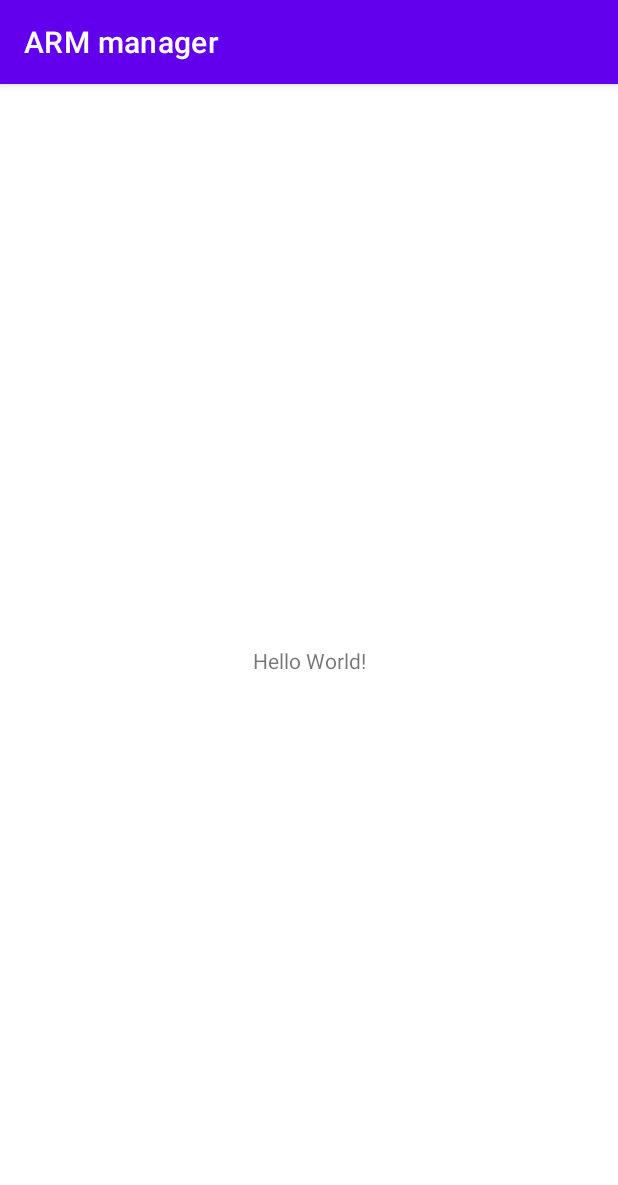
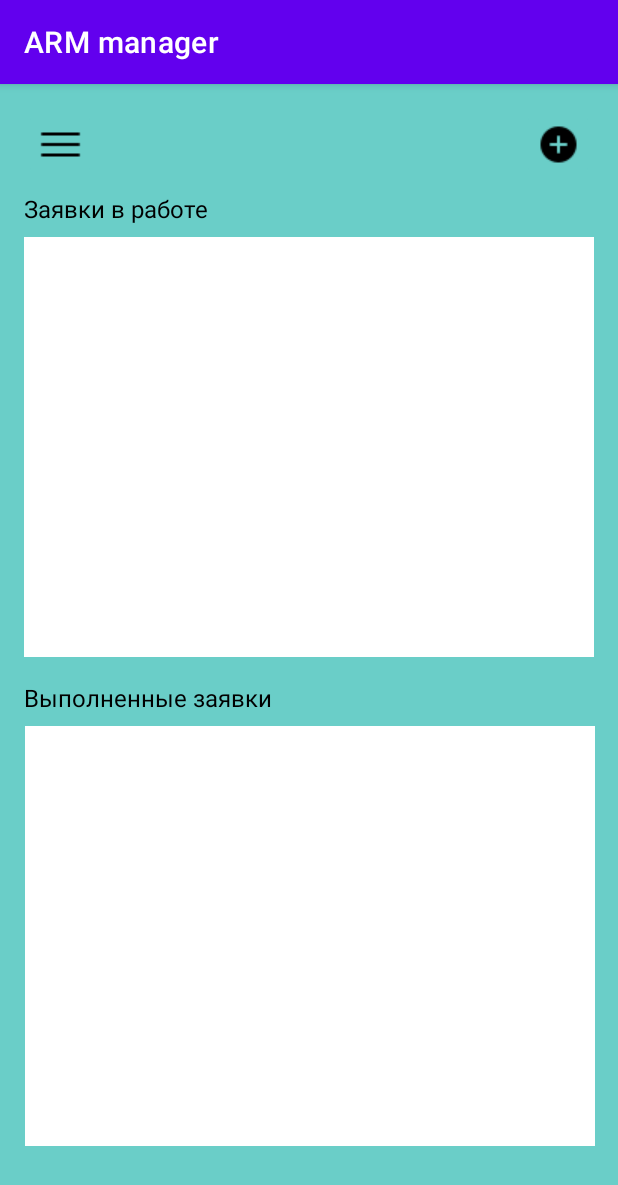
Before and after one commit to nyeroos/ARMmanager, an Android app: the screen it shows after launch (MainActivity), on a phone screen of 412 x 824 dp. Shown: the top 1185 px of the screen. Run offline under Robolectric (Android 15) with nearby library versions, the phone set to English and light mode, and no system bars.

Commit message:
add activity_main.xml

```diff
--- a/app/src/main/java/com/example/armmanager/MainActivity.kt
+++ b/app/src/main/java/com/example/armmanager/MainActivity.kt
@@ -7,5 +7,6 @@ class MainActivity : AppCompatActivity() {
     override fun onCreate(savedInstanceState: Bundle?) {
         super.onCreate(savedInstanceState)
         setContentView(R.layout.activity_main)
+        actionBar?.hide()
     }
 }
--- a/app/src/main/res/layout/activity_main.xml
+++ b/app/src/main/res/layout/activity_main.xml
@@ -4,15 +4,79 @@
     xmlns:tools="http://schemas.android.com/tools"
     android:layout_width="match_parent"
     android:layout_height="match_parent"
+    android:background="#6ACEC8"
     tools:context=".MainActivity">
 
     <TextView
+        android:id="@+id/textView5"
         android:layout_width="wrap_content"
         android:layout_height="wrap_content"
-        android:text="Hello World!"
-        app:layout_constraintBottom_toBottomOf="parent"
+        android:layout_marginStart="10dp"
+        android:layout_marginTop="8dp"
+        android:text="Заявки в работе"
+        android:textColor="@color/black"
+        android:textSize="16sp"
         app:layout_constraintEnd_toEndOf="parent"
+        app:layout_constraintHorizontal_bias="0.021"
         app:layout_constraintStart_toStartOf="parent"
-        app:layout_constraintTop_toTopOf="parent" />
+        app:layout_constraintTop_toBottomOf="@+id/imageButton" />
+
+    <TextView
+        android:id="@+id/textView4"
+        android:layout_width="wrap_content"
+        android:layout_height="wrap_content"
+        android:layout_marginTop="16dp"
+        android:text="Выполненные заявки"
+        android:textColor="@color/black"
+        android:textSize="16sp"
+        app:layout_constraintEnd_toEndOf="parent"
+        app:layout_constraintHorizontal_bias="0.064"
+        app:layout_constraintStart_toStartOf="parent"
+        app:layout_constraintTop_toBottomOf="@+id/recyclerView" />
+
+    <androidx.recyclerview.widget.RecyclerView
+        android:id="@+id/recyclerView"
+        android:layout_width="380dp"
+        android:layout_height="280dp"
+        android:layout_marginStart="8dp"
+        android:layout_marginTop="8dp"
+        android:layout_marginEnd="8dp"
+        android:background="@color/white"
+        app:layout_constraintEnd_toEndOf="parent"
+        app:layout_constraintHorizontal_bias="0.5"
+        app:layout_constraintStart_toStartOf="parent"
+        app:layout_constraintTop_toBottomOf="@+id/textView5" />
+
+    <androidx.recyclerview.widget.RecyclerView
+        android:layout_width="380dp"
+        android:layout_height="280dp"
+        android:layout_marginTop="8dp"
+        android:background="@color/white"
+        app:layout_constraintEnd_toEndOf="parent"
+        app:layout_constraintHorizontal_bias="0.516"
+        app:layout_constraintStart_toStartOf="parent"
+        app:layout_constraintTop_toBottomOf="@+id/textView4" />
+
+    <ImageButton
+        android:id="@+id/imageButton"
+        android:layout_width="48dp"
+        android:layout_height="48dp"
+        android:layout_marginStart="16dp"
+        android:layout_marginTop="16dp"
+        android:backgroundTint="#6ACEC8"
+        app:layout_constraintStart_toStartOf="parent"
+        app:layout_constraintTop_toTopOf="parent"
+        app:srcCompat="@drawable/ic_menu" />
+
+    <ImageButton
+        android:id="@+id/imageButton2"
+        android:layout_width="48dp"
+        android:layout_height="48dp"
+        android:layout_marginTop="16dp"
+        android:layout_marginEnd="16dp"
+        android:backgroundTint="#6ACEC8"
+        app:layout_constraintEnd_toEndOf="parent"
+        app:layout_constraintTop_toTopOf="parent"
+        app:srcCompat="@drawable/ic_add" />
 
 </androidx.constraintlayout.widget.ConstraintLayout>
```
Also changed, not shown: app/src/main/res/drawable-mdpi/ic_add.png (added), app/src/main/res/drawable-mdpi/ic_menu.png (added).
